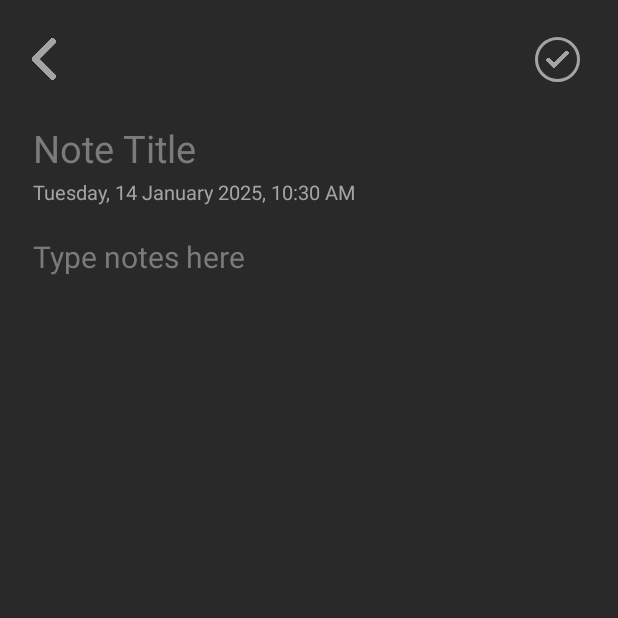
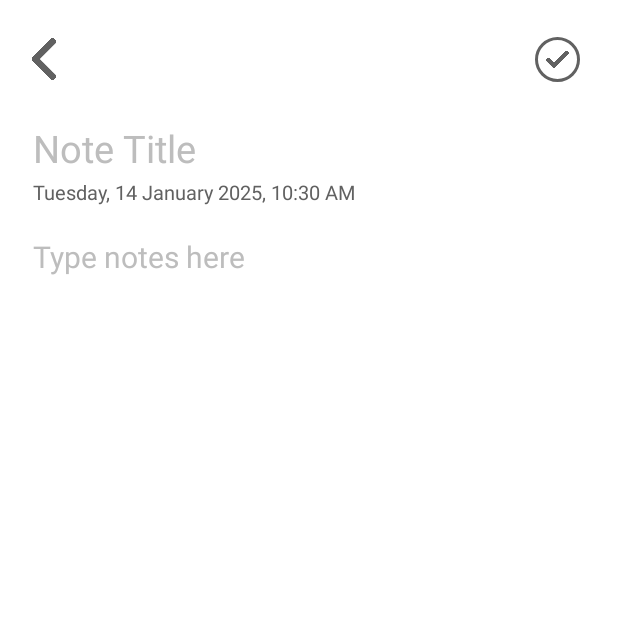
Before and after one commit to gopalpoddar4/Notely, an Android app: the AddNoteActivity screen opened directly, with no data from a screen before it, on a phone screen of 412 x 824 dp, the top half of it. Run offline under Robolectric (Android 15) with nearby library versions, the light colour scheme and no system bars; Roboto replaces fonts that are not available here.

Commit message:
Adding Light mode

```diff
--- a/app/src/main/res/layout/activity_add_note.xml
+++ b/app/src/main/res/layout/activity_add_note.xml
@@ -48,12 +48,13 @@
             <EditText
                 android:id="@+id/inputNoteTitle"
                 android:layout_width="match_parent"
-                android:layout_height="40dp"
+                android:layout_height="wrap_content"
+                android:minHeight="40dp"
                 android:layout_marginHorizontal="22dp"
                 android:layout_marginTop="25dp"
                 android:hint="Note Title"
                 android:textColorHint="@color/colorTextHint"
-                android:textColor="@color/white"
+                android:textColor="@color/colorTextColor"
                 android:background="@null"
                 android:textSize="25dp"
                 android:fontFamily="@font/ubuntu_bold"
@@ -86,7 +87,7 @@
                 android:layout_marginStart="22dp"
                 android:layout_marginEnd="18dp"
                 android:textColorHint="@color/colorTextHint"
-                android:textColor="@color/white"
+                android:textColor="@color/colorTextColor"
                 android:minHeight="100dp"
                 android:layout_marginBottom="15dp"
                 android:fontFamily="@font/ubuntu"
--- a/app/src/main/res/layout/activity_main.xml
+++ b/app/src/main/res/layout/activity_main.xml
@@ -17,7 +17,7 @@
         android:layout_marginTop="30dp"
         android:fontFamily="@font/ubuntu_bold"
         android:text="@string/notely"
-        android:textColor="@color/white"
+        android:textColor="@color/colorTextColor"
         android:textSize="28dp"
         android:paddingStart="5dp"
         app:layout_constraintEnd_toEndOf="@+id/linearLayout"
--- a/app/src/main/res/layout/note_sample_layout.xml
+++ b/app/src/main/res/layout/note_sample_layout.xml
@@ -18,7 +18,7 @@
         android:layout_height="wrap_content"
         android:text="My Note"
         android:textSize="20dp"
-        android:textColor="@color/white"
+        android:textColor="@color/colorTextColor"
         android:fontFamily="@font/ubuntu_bold"
         />
     <TextView
@@ -26,7 +26,7 @@
         android:layout_width="wrap_content"
         android:layout_height="wrap_content"
         android:text="5 jan 2025"
-        android:textColor="@color/white"
+        android:textColor="@color/colorTextColor"
         android:textSize="14dp"
         android:fontFamily="@font/ubuntu"/>
     <TextView
@@ -35,7 +35,7 @@
         android:layout_height="wrap_content"
         android:maxHeight="61dp"
         android:text="This is a sample note "
-        android:textColor="@color/white"
+        android:textColor="@color/colorTextColor"
         android:textSize="18dp"
         android:fontFamily="@font/ubuntu"
         android:layout_marginTop="7dp"
--- a/app/src/main/res/values-night/themes.xml
+++ b/app/src/main/res/values-night/themes.xml
@@ -2,8 +2,6 @@
     <!-- Base application theme. -->
     <style name="Base.Theme.Notely" parent="Theme.AppCompat.DayNight.NoActionBar">
         <!-- Customize your dark theme here. -->
-        <item name="colorPrimary">@color/colorPrimary</item>
-        <item name="colorPrimaryDark">@color/colorPrimaryDark</item>
         <item name="colorAccent"> @color/colorAccent</item>
     </style>
 </resources>
--- a/app/src/main/res/values/colors.xml
+++ b/app/src/main/res/values/colors.xml
@@ -2,21 +2,21 @@
 <resources>
     <color name="black">#FF000000</color>
     <color name="white">#FFFFFFFF</color>
-    <color name="colorPrimary">#292929</color>
-    <color name="colorPrimaryDark">#292929</color>
+    <color name="colorPrimary">#ffffff</color>
     <color name="colorAccent">#FFAD00</color>
-    <color name="colorSearchIcon">#DBDBDB</color>
-    <color name="colorTextHint">#7b7b7b</color>
-    <color name="colorQuickActionsBackground">#2F2D2E</color>
-    <color name="colorIcons">#A4A4A4</color>
-    <color name="colorTextSubtitle">#CECECE</color>
-    <color name="colorDefaultNoteColor">#333333</color>
-    <color name="colorNoteSubtitleText">#FAFAFA</color>
-    <color name="colorMiscellaneousBackground">#1F1F1F</color>
+    <color name="colorSearchIcon">#757575</color>
+    <color name="colorTextHint">#bdbdbd</color>
+    <color name="colorQuickActionsBackground">#f0f0f0</color>
+    <color name="colorIcons">#616161</color>
+    <color name="colorTextSubtitle">#757575</color>
+    <color name="colorDefaultNoteColor">#F3F3F3</color>
+    <color name="colorNoteSubtitleText">#212121</color>
+    <color name="colorMiscellaneousBackground">#e0e0e0</color>
     <color name="colorNoteColor2">#FDBE3B</color>
     <color name="colorNoteColor3">#FF4842</color>
     <color name="colorNoteColor4">#3A52FC</color>
     <color name="colorNoteColor5">#000000</color>
     <color name="colorDelete">#FF4842</color>
-    <color name="colorSearchBackground">#333333</color>
+    <color name="colorSearchBackground">#f5f5f5</color>
+    <color name="colorTextColor">#212121</color>
 </resources>
--- a/app/src/main/res/values/themes.xml
+++ b/app/src/main/res/values/themes.xml
@@ -2,10 +2,8 @@
     <!-- Base application theme. -->
     <style name="Base.Theme.Notely" parent="Theme.AppCompat.Light.NoActionBar">
         <!-- Customize your light theme here. -->
-    <item name="colorPrimary">@color/colorPrimary</item>
-        <item name="colorPrimaryDark">@color/colorPrimaryDark</item>
         <item name="colorAccent"> @color/colorAccent</item>
     </style>
 
-    <style name="Theme.Notely" parent="Base.Theme.Notely" />
+    <style name="Theme.Notely" parent="Base.Theme.Notely"></style>
 </resources>
```
Also changed, not shown: app/src/main/res/layout/activity_edit_note.xml (+4 -3 lines), app/src/main/res/values-night/colors.xml (added, +22 -0 lines).
